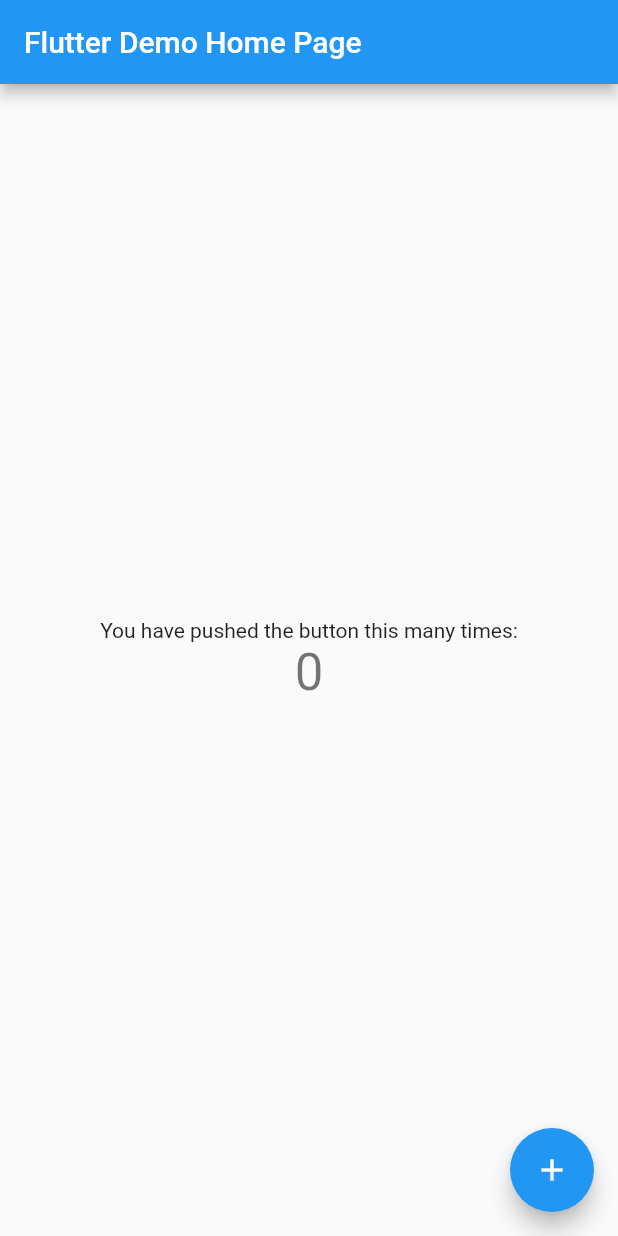
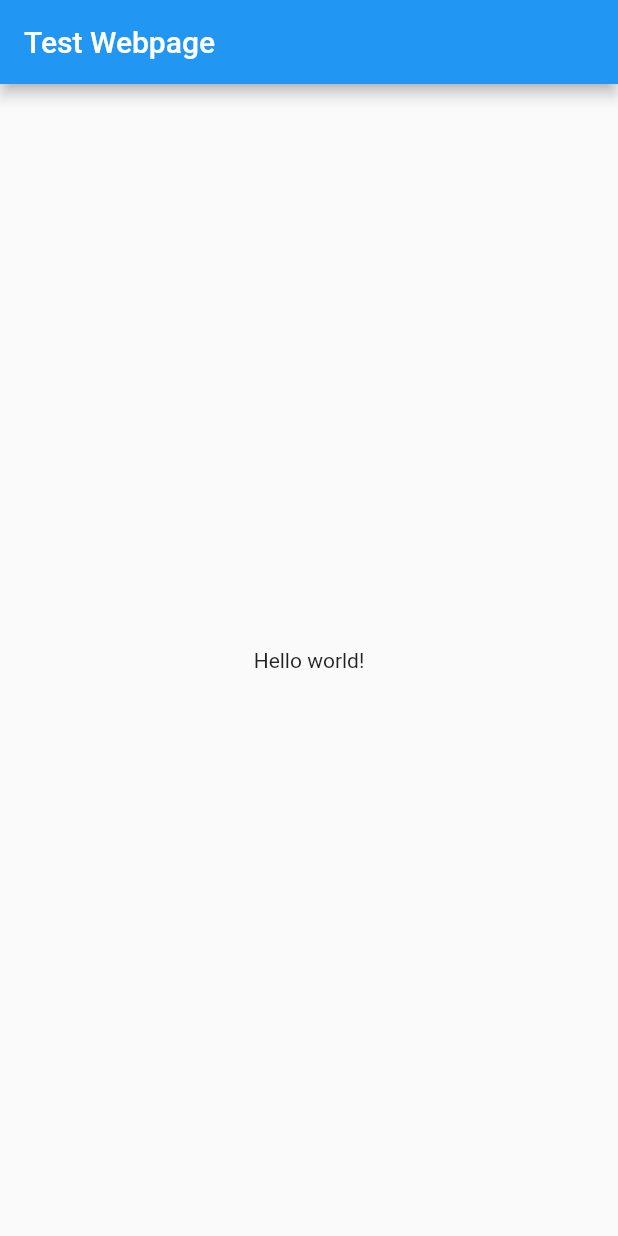
Before and after one commit to ArcticZeroo/telecom_browser, a Flutter app: the screen it shows after launch, on a phone screen of 412 x 824 dp. Run offline on Flutter 3.47's test engine with Material 2 defaults, Android fonts, the phone set to English and light mode, and no system bars.

```diff
--- a/lib/main.dart
+++ b/lib/main.dart
@@ -1,4 +1,5 @@
 import 'package:flutter/material.dart';
+import 'package:telecom_browser/api/LoadingWebpage.dart';
 
 void main() => runApp(new MyApp());
 
@@ -19,91 +20,16 @@ class MyApp extends StatelessWidget {
         // counter didn't reset back to zero; the application is not restarted.
         primarySwatch: Colors.blue,
       ),
-      home: new MyHomePage(title: 'Flutter Demo Home Page'),
+      home: new TestWebpage(),
     );
   }
 }
 
-class MyHomePage extends StatefulWidget {
-  MyHomePage({Key key, this.title}) : super(key: key);
-
-  // This widget is the home page of your application. It is stateful, meaning
-  // that it has a State object (defined below) that contains fields that affect
-  // how it looks.
-
-  // This class is the configuration for the state. It holds the values (in this
-  // case the title) provided by the parent (in this case the App widget) and
-  // used by the build method of the State. Fields in a Widget subclass are
-  // always marked "final".
-
-  final String title;
+class TestWebpage extends LoadingWebpage {
+  TestWebpage() : super(pageName: 'Test Webpage');
 
   @override
-  _MyHomePageState createState() => new _MyHomePageState();
-}
-
-class _MyHomePageState extends State<MyHomePage> {
-  int _counter = 0;
-
-  void _incrementCounter() {
-    setState(() {
-      // This call to setState tells the Flutter framework that something has
-      // changed in this State, which causes it to rerun the build method below
-      // so that the display can reflect the updated values. If we changed
-      // _counter without calling setState(), then the build method would not be
-      // called again, and so nothing would appear to happen.
-      _counter++;
-    });
-  }
-
-  @override
-  Widget build(BuildContext context) {
-    // This method is rerun every time setState is called, for instance as done
-    // by the _incrementCounter method above.
-    //
-    // The Flutter framework has been optimized to make rerunning build methods
-    // fast, so that you can just rebuild anything that needs updating rather
-    // than having to individually change instances of widgets.
-    return new Scaffold(
-      appBar: new AppBar(
-        // Here we take the value from the MyHomePage object that was created by
-        // the App.build method, and use it to set our appbar title.
-        title: new Text(widget.title),
-      ),
-      body: new Center(
-        // Center is a layout widget. It takes a single child and positions it
-        // in the middle of the parent.
-        child: new Column(
-          // Column is also layout widget. It takes a list of children and
-          // arranges them vertically. By default, it sizes itself to fit its
-          // children horizontally, and tries to be as tall as its parent.
-          //
-          // Invoke "debug paint" (press "p" in the console where you ran
-          // "flutter run", or select "Toggle Debug Paint" from the Flutter tool
-          // window in IntelliJ) to see the wireframe for each widget.
-          //
-          // Column has various properties to control how it sizes itself and
-          // how it positions its children. Here we use mainAxisAlignment to
-          // center the children vertically; the main axis here is the vertical
-          // axis because Columns are vertical (the cross axis would be
-          // horizontal).
-          mainAxisAlignment: MainAxisAlignment.center,
-          children: <Widget>[
-            new Text(
-              'You have pushed the button this many times:',
-            ),
-            new Text(
-              '$_counter',
-              style: Theme.of(context).textTheme.display1,
-            ),
-          ],
-        ),
-      ),
-      floatingActionButton: new FloatingActionButton(
-        onPressed: _incrementCounter,
-        tooltip: 'Increment',
-        child: new Icon(Icons.add),
-      ), // This trailing comma makes auto-formatting nicer for build methods.
-    );
+  Widget buildCompleted(BuildContext context) {
+    return new Center(child: new Text('Hello world!'));
   }
 }
```
